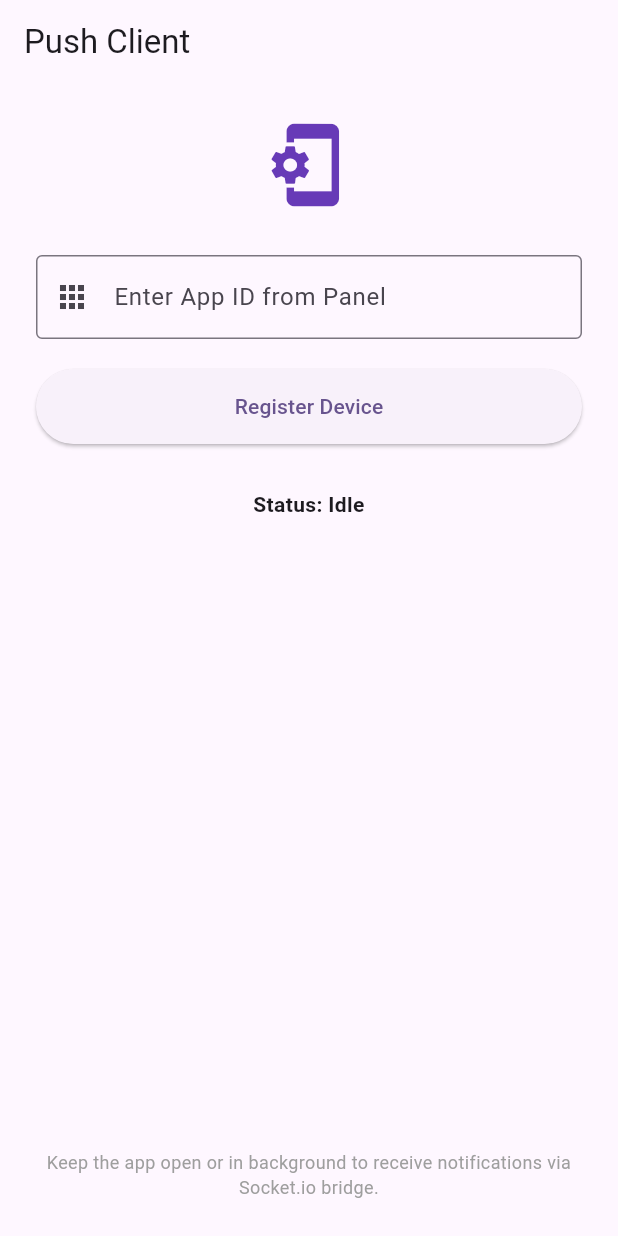
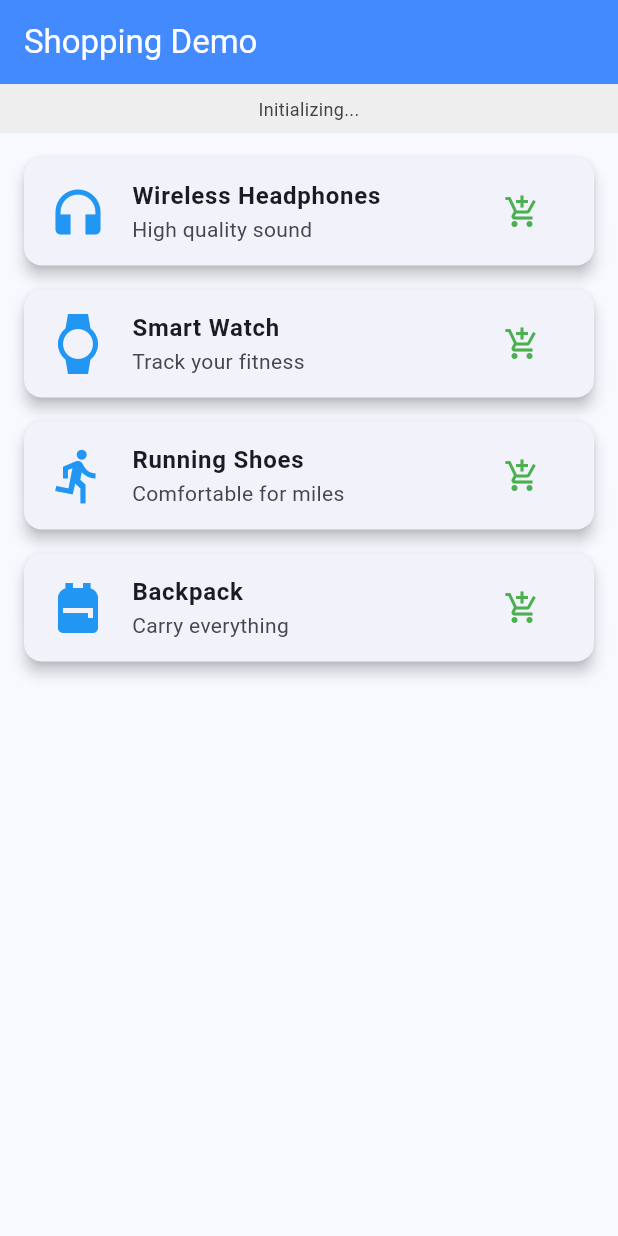
Before and after one commit to GodEye2004/push-notification, a Flutter app: the screen it shows after launch, on a phone screen of 412 x 824 dp. Run offline on Flutter 3.47's test engine with Material 3 defaults, Android fonts, the phone set to English and light mode, and no system bars; our stand-ins replace flutter_local_notifications, socket_io_client; missing offline and left inert: flutter_background_service.

Commit message:
add db and test in in real app

```diff
--- a/client_app/lib/main.dart
+++ b/client_app/lib/main.dart
@@ -86,7 +86,10 @@ void onStart(ServiceInstance service) async {
   });
 
   // Connect to our Node.js server
-  final String serverUrl = "http://192.168.100.102:5001";
+  // Use 10.0.2.2 for Android Emulator, localhost for iOS
+  final String serverUrl = Platform.isAndroid
+      ? "http://10.0.2.2:5001"
+      : "http://localhost:5001";
 
   IO.Socket socket = IO.io(
     serverUrl,
@@ -144,22 +147,36 @@ void onStart(ServiceInstance service) async {
     body ??= 'You have a new notification';
 
     try {
+      // Use BigTextStyle for nicer, expanded notifications
+      final BigTextStyleInformation bigTextStyleInformation =
+          BigTextStyleInformation(
+            body,
+            htmlFormatBigText: true,
+            contentTitle: title,
+            htmlFormatContentTitle: true,
+            summaryText: 'Shopping Demo',
+            htmlFormatSummaryText: true,
+          );
+
       localNotifications.show(
         id: DateTime.now().millisecond % 100000,
         title: title,
         body: body,
-        notificationDetails: const NotificationDetails(
+        notificationDetails: NotificationDetails(
           android: AndroidNotificationDetails(
-            'push_notifications_channel',
-            'Push Notifications',
-            channelDescription: 'Real-time notifications',
+            'push_notifications_channel_v3', // Changed ID to force update
+            'Shopping Notifications', // Changed Name
+            channelDescription: 'Notifications for new products',
             importance: Importance.max,
             priority: Priority.high,
             showWhen: true,
+            styleInformation: bigTextStyleInformation,
+            category: AndroidNotificationCategory.promo,
+            visibility: NotificationVisibility.public,
           ),
         ),
       );
-      print("Notification shown: $title - $body");
+      print("Notification shown [v3]: $title - $body");
     } catch (e) {
       print("Error showing notification: $e");
     }
@@ -195,164 +212,167 @@ class MyApp extends StatelessWidget {
   @override
   Widget build(BuildContext context) {
     return MaterialApp(
-      title: 'No-Firebase Push',
+      title: 'Shopping Demo',
       theme: ThemeData(
-        colorScheme: ColorScheme.fromSeed(seedColor: Colors.deepPurple),
+        colorScheme: ColorScheme.fromSeed(seedColor: Colors.blue),
         useMaterial3: true,
       ),
-      home: const MyHomePage(),
+      home: const ShoppingHomePage(),
     );
   }
 }
 
-class MyHomePage extends StatefulWidget {
-  const MyHomePage({super.key});
+class ShoppingHomePage extends StatefulWidget {
+  const ShoppingHomePage({super.key});
 
   @override
-  State<MyHomePage> createState() => _MyHomePageState();
+  State<ShoppingHomePage> createState() => _ShoppingHomePageState();
 }
 
-class _MyHomePageState extends State<MyHomePage> {
-  String _status = "Idle";
-  final TextEditingController _appIdController = TextEditingController();
-  final String serverUrl = "http://10.0.2.2:5001"; // Android Emulator
+class _ShoppingHomePageState extends State<ShoppingHomePage> {
+  // Hardcoded Credentials
+  final String _appId = "72709c30-fd4c-4ede-a5f8-02d713b67de6";
+  final String _serverUrl =
+      "http://10.0.2.2:5001"; // Use 10.0.2.2 for Android Emulator, localhost for iOS
 
+  String _status = "Initializing...";
   String? _socketId;
+  bool _registered = false;
 
   @override
   void initState() {
     super.initState();
-    _requestPermission();
+    _setupConnection();
+  }
 
+  void _setupConnection() {
     // Listen for socket ID from background service
     FlutterBackgroundService().on('socket_id').listen((event) {
       if (event != null && event['id'] != null) {
         setState(() {
           _socketId = event['id'];
-          _status = "Service Connected. Ready to Register.";
+          _status = "Connected. Registering...";
         });
+        _registerDevice();
       }
     });
 
-    // Ask for it immediately
+    // Request socket ID incase it's already connected
     FlutterBackgroundService().invoke("get_socket_id");
   }
 
-  Future<void> _requestPermission() async {
-    final flutterLocalNotificationsPlugin = FlutterLocalNotificationsPlugin();
-    if (Platform.isAndroid) {
-      final AndroidFlutterLocalNotificationsPlugin? androidImplementation =
-          flutterLocalNotificationsPlugin
-              .resolvePlatformSpecificImplementation<
-                AndroidFlutterLocalNotificationsPlugin
-              >();
-      await androidImplementation?.requestNotificationsPermission();
-    }
-  }
-
   Future<void> _registerDevice() async {
-    final appId = _appIdController.text.trim();
-    if (appId.isEmpty) {
-      setState(() => _status = "Please enter App ID");
-      return;
-    }
-
-    setState(() => _status = "Registering...");
+    if (_registered) return;
 
     try {
-      // Use real socket ID if available, otherwise fallback (which will likely fail for targeting)
-      String pushToken = _socketId ?? "waiting-for-socket-id";
-
-      if (_socketId == null) {
-        // Try to get it one last time?
-        // For now just warn user in status, but proceed to try
-        setState(() => _status = "Warning: No Socket ID yet...");
-      }
-
       final body = {
-        "app_id": appId,
-        "device_id": "flutter_device_${DateTime.now().millisecondsSinceEpoch}",
-        "platform": "android",
-        "os_version": "14.0",
+        "app_id": _appId,
+        "device_id":
+            "phone_${DateTime.now().millisecondsSinceEpoch}", // Unique ID simulation
+        "platform": Platform.isAndroid ? "android" : "ios",
+        "os_version": "1.0",
         "app_version": "1.0.0",
-        "device_model": "Emulator",
-        "push_token": pushToken,
+        "device_model": "Flutter Demo",
+        "push_token": _socketId, // Using socket ID as token for this demo
       };
 
       final response = await http.post(
-        Uri.parse('$serverUrl/register-device'),
+        Uri.parse('$_serverUrl/register-device'),
         headers: {"Content-Type": "application/json"},
-        body: jsonEncode(body), // Requires import 'dart:convert';
+        body: jsonEncode(body),
       );
 
       if (response.statusCode == 200) {
-        final data = jsonDecode(response.body);
-        setState(() => _status = "Registered! ID: ${data['device_id']}");
+        setState(() {
+          _registered = true;
+          _status = "Ready for Deals!";
+        });
+        ScaffoldMessenger.of(context).showSnackBar(
+          const SnackBar(
+            content: Text('Device Registered for Push Notification!'),
+          ),
+        );
       } else {
-        setState(() => _status = "Error: ${response.statusCode}");
+        setState(() => _status = "Registration Failed: ${response.statusCode}");
       }
     } catch (e) {
       setState(() => _status = "Connection Error: $e");
     }
   }
 
-  Future<void> _triggerNotification() async {
-    // Keeping this for manual testing if needed, but primary flow is now Registration -> Wait for Push
-    setState(() => _status = "Sending Broadcast Trigger...");
-    try {
-      final response = await http
-          .post(
-            Uri.parse('$serverUrl/send-notification'),
-          ) // This endpoint needs specific args now, might fail if called without valid body
-          .timeout(const Duration(seconds: 5));
-      // ... handling ...
-    } catch (e) {}
+  void _addToCart(String productName) {
+    ScaffoldMessenger.of(context).showSnackBar(
+      SnackBar(
+        content: Text('$productName added to cart!'),
+        duration: const Duration(seconds: 1),
+        backgroundColor: Colors.green,
+      ),
+    );
   }
 
   @override
   Widget build(BuildContext context) {
     return Scaffold(
-      appBar: AppBar(title: const Text('Push Client')),
-      body: Padding(
-        padding: const EdgeInsets.all(24.0),
-        child: Column(
-          mainAxisAlignment: MainAxisAlignment.center,
-          children: <Widget>[
-            const Icon(
-              Icons.phonelink_setup,
-              size: 60,
-              color: Colors.deepPurple,
+      appBar: AppBar(
+        title: const Text('Shopping Demo'),
+        backgroundColor: Colors.blueAccent,
+        foregroundColor: Colors.white,
       ),
-            const SizedBox(height: 30),
-            TextField(
-              controller: _appIdController,
-              decoration: const InputDecoration(
-                labelText: "Enter App ID from Panel",
-                border: OutlineInputBorder(),
-                prefixIcon: Icon(Icons.apps),
+      body: Column(
+        children: [
+          Container(
+            padding: const EdgeInsets.all(8),
+            color: Colors.grey[200],
+            width: double.infinity,
+            child: Text(
+              _status,
+              textAlign: TextAlign.center,
+              style: TextStyle(fontSize: 12, color: Colors.grey[800]),
             ),
           ),
-            const SizedBox(height: 20),
-            ElevatedButton(
-              onPressed: _registerDevice,
-              style: ElevatedButton.styleFrom(
-                minimumSize: const Size(double.infinity, 50),
+          Expanded(
+            child: ListView(
+              padding: const EdgeInsets.all(16),
+              children: [
+                _buildProductCard(
+                  "Wireless Headphones",
+                  "High quality sound",
+                  Icons.headphones,
                 ),
-              child: const Text('Register Device'),
+                _buildProductCard(
+                  "Smart Watch",
+                  "Track your fitness",
+                  Icons.watch,
                 ),
-            const SizedBox(height: 30),
-            Text(
-              'Status: $_status',
-              textAlign: TextAlign.center,
-              style: const TextStyle(fontWeight: FontWeight.bold),
+                _buildProductCard(
+                  "Running Shoes",
+                  "Comfortable for miles",
+                  Icons.directions_run,
                 ),
-            const Spacer(),
-            const Text(
-              'Keep the app open or in background to receive notifications via Socket.io bridge.',
-              textAlign: TextAlign.center,
-              style: TextStyle(color: Colors.grey, fontSize: 12),
+                _buildProductCard(
+                  "Backpack",
+                  "Carry everything",
+                  Icons.backpack,
                 ),
               ],
+            ),
+          ),
+        ],
+      ),
+    );
+  }
+
+  Widget _buildProductCard(String name, String desc, IconData icon) {
+    return Card(
+      elevation: 4,
+      margin: const EdgeInsets.only(bottom: 16),
+      child: ListTile(
+        leading: Icon(icon, size: 40, color: Colors.blue),
+        title: Text(name, style: const TextStyle(fontWeight: FontWeight.bold)),
+        subtitle: Text(desc),
+        trailing: IconButton(
+          icon: const Icon(Icons.add_shopping_cart, color: Colors.green),
+          onPressed: () => _addToCart(name),
         ),
       ),
     );
--- a/package.json
+++ b/package.json
@@ -16,6 +16,7 @@
     "cors": "^2.8.6",
     "express": "^5.2.1",
     "google-auth-library": "^10.5.0",
+    "mongoose": "^9.1.5",
     "socket.io": "^4.8.3",
     "web-push": "^3.6.7"
   }
```
Also changed, not shown: package-lock.json, 8 other files. Lines whose indentation alone changed are shown as unchanged.
